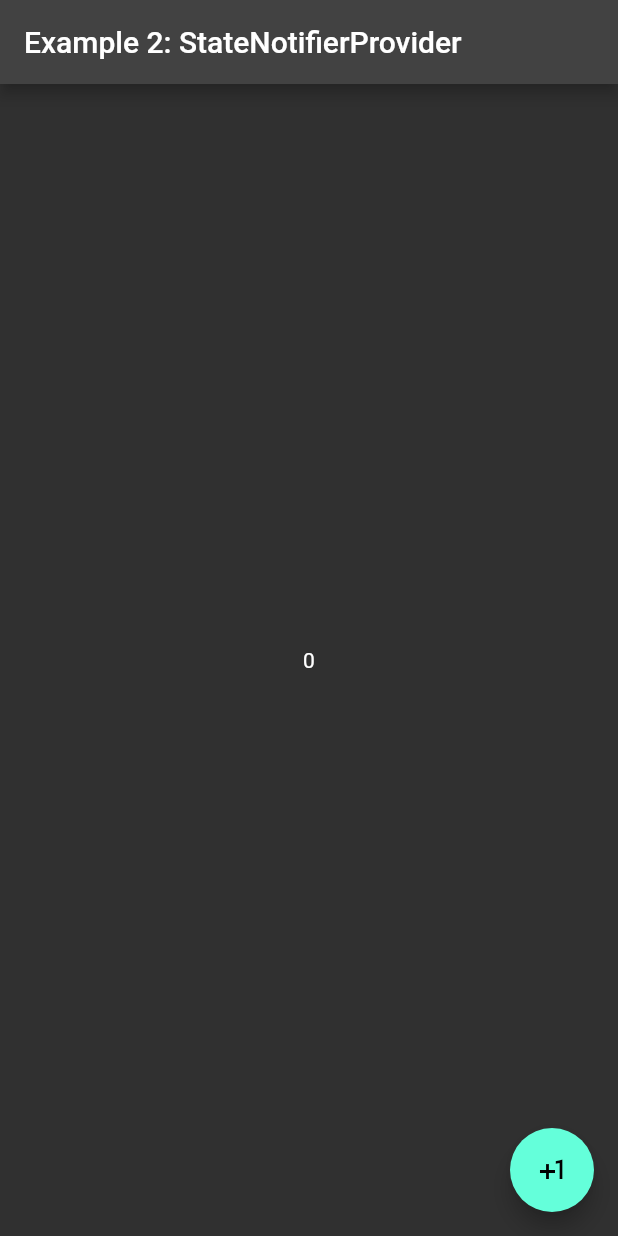
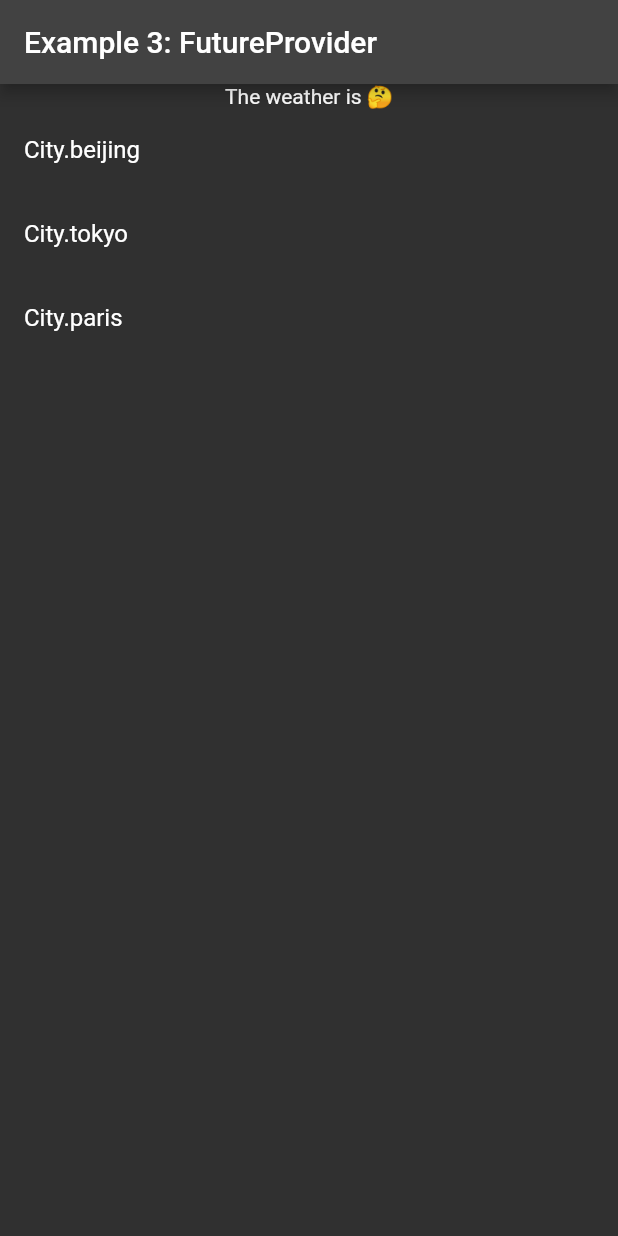
Before and after one commit to jinyongnan810/riverpod2, a Flutter app: the screen it shows after launch, on a phone screen of 412 x 824 dp. Run offline on Flutter 3.47's test engine with Material 2 defaults, Android fonts, the phone set to English and light mode, and no system bars; our stand-ins replace hooks_riverpod.

Commit message:
Example 3: FutureProvider

```diff
--- a/mini-example/lib/main.dart
+++ b/mini-example/lib/main.dart
@@ -12,7 +12,7 @@ class MyApp extends StatelessWidget {
   @override
   Widget build(BuildContext context) {
     return MaterialApp(
-      title: 'Example 2: StateNotifierProvider',
+      title: 'Example 3: FutureProvider',
       themeMode: ThemeMode.dark,
       darkTheme: ThemeData.dark(),
       home: const HomePage(),
@@ -20,7 +20,7 @@ class MyApp extends StatelessWidget {
   }
 }
 
-/* Example 1
+/* Example 1: Simple Provider
 final dateTimeProvider = Provider<DateTime>((ref) => DateTime.now());
 
 class HomePage extends ConsumerWidget {
@@ -37,6 +37,7 @@ class HomePage extends ConsumerWidget {
 }
 */
 
+/* Example 2: StateNotifier & StateNotifierProvider
 class Counter extends StateNotifier<int> {
   Counter() : super(0);
   void increment() {
@@ -68,3 +69,73 @@ class HomePage extends ConsumerWidget {
     );
   }
 }
+*/
+
+enum City {
+  beijing,
+  tokyo,
+  paris,
+}
+
+typedef WeatherEmoji = String;
+const weather = {
+  City.beijing: '🌨️',
+  City.tokyo: '🌤️',
+  City.paris: '🌞',
+};
+const unknown = '🤔';
+
+Future<WeatherEmoji> getWeather(City city) async {
+  await Future<void>.delayed(const Duration(seconds: 1));
+  return weather[city]!;
+}
+
+final cityProvider = StateProvider<City?>((ref) => null);
+
+final weatherProvider = FutureProvider<WeatherEmoji>(((ref) {
+  final city = ref.watch(cityProvider);
+  if (city == null) return unknown;
+  return getWeather(city);
+}));
+
+class HomePage extends ConsumerWidget {
+  const HomePage({super.key});
+
+  @override
+  Widget build(BuildContext context, WidgetRef ref) {
+    final city = ref.watch(cityProvider);
+    final currentWeather = ref.watch(weatherProvider);
+    return Scaffold(
+        appBar: AppBar(title: const Text('Example 3: FutureProvider')),
+        body: Column(
+          children: [
+            currentWeather.when(
+              data: (String data) {
+                return Text('The weather is $data');
+              },
+              error: (Object error, StackTrace stackTrace) {
+                return const Text('Fetching weather failed');
+              },
+              loading: () {
+                return const CircularProgressIndicator();
+              },
+            ),
+            Expanded(
+                child: ListView.builder(
+              itemBuilder: ((context, index) {
+                final currentCity = City.values[index];
+                final isSelected = currentCity == city;
+                return ListTile(
+                  title: Text(currentCity.toString()),
+                  onTap: () {
+                    ref.read(cityProvider.notifier).state = currentCity;
+                  },
+                  trailing: isSelected ? const Icon(Icons.check) : null,
+                );
+              }),
+              itemCount: City.values.length,
+            ))
+          ],
+        ));
+  }
+}
```
Also changed, not shown: 1 other file.
